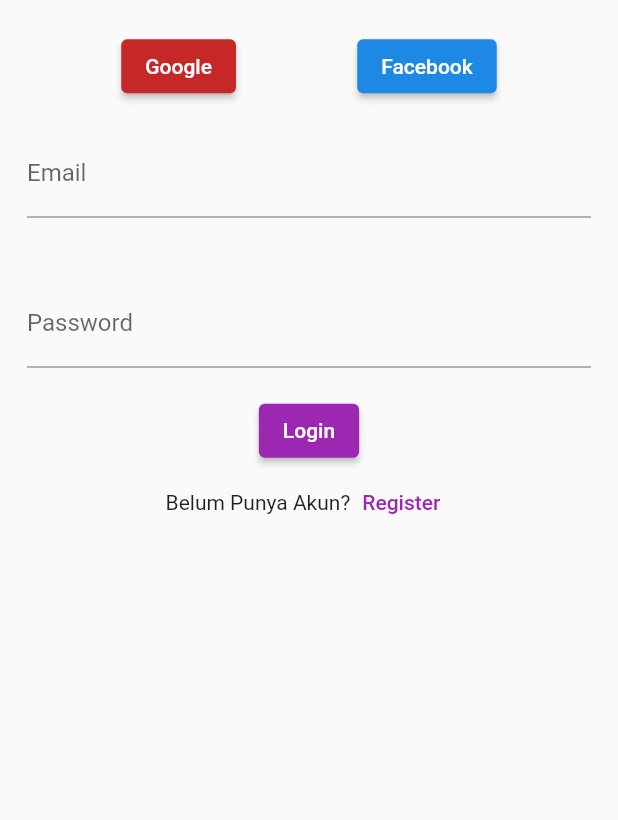
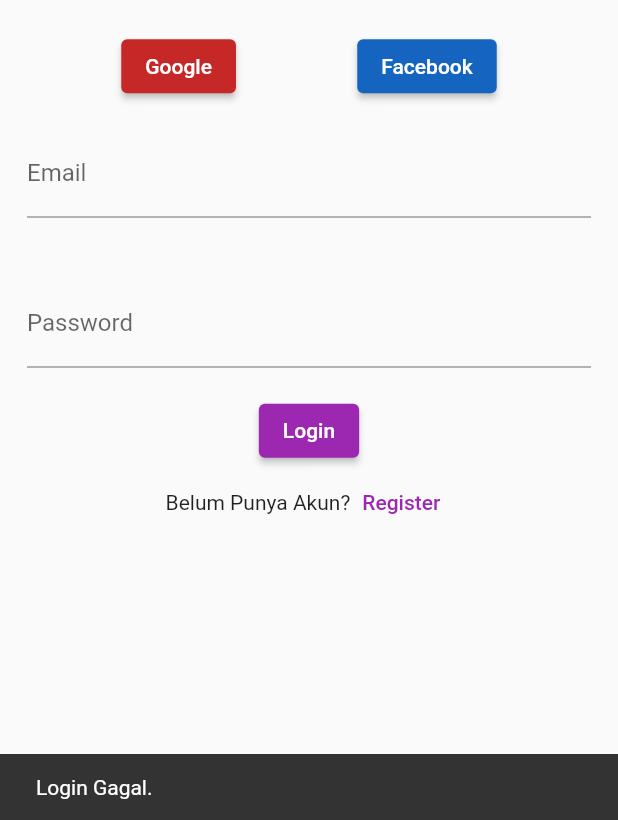
Before and after one commit to Azlan-saja/5simic1-mobile1-2023, a Flutter app: the screen it shows after launch, after a tap on "Login", on a phone screen of 412 x 824 dp, the part 416-1236 px from its top. Run offline on Flutter 3.47's test engine with Material 2 defaults, Android fonts, the phone set to English and light mode, and no system bars.

Commit message:
State Manajemen Login

```diff
--- a/lib/login.dart
+++ b/lib/login.dart
@@ -1,7 +1,18 @@
+import 'package:aplikasi_5simic1/home.dart';
 import 'package:flutter/material.dart';
 
-class MyLogin extends StatelessWidget {
+// a) Ubah menjadi StatefulWidget
+class MyLogin extends StatefulWidget {
   const MyLogin({super.key});
+
+  @override
+  State<MyLogin> createState() => _MyLoginState();
+}
+
+class _MyLoginState extends State<MyLogin> {
+  // b) Buat variabel baru menggunakan TextEditingController()
+  final vEmail = TextEditingController();
+  final vPassword = TextEditingController();
 
   @override
   Widget build(BuildContext context) {
@@ -30,35 +41,60 @@
                 ),
                 ElevatedButton(
                   style: ElevatedButton.styleFrom(
-                    backgroundColor: Colors.blue[600],
+                    backgroundColor: Colors.blue[800],
                   ),
                   onPressed: () {},
                   child: const Text('Facebook'),
                 )
               ],
             ),
-            const Padding(
-              padding: EdgeInsets.all(18),
+            Padding(
+              padding: const EdgeInsets.all(18),
               child: TextField(
-                decoration: InputDecoration(
+                // c) Sandingkan variabel vEmail
+                //    dengan inputan email
+                //    menggunakan atribut controller
+                controller: vEmail,
+                keyboardType: TextInputType.emailAddress,
+                decoration: const InputDecoration(
                   labelText: 'Email',
                   border: UnderlineInputBorder(),
                 ),
               ),
             ),
             const SizedBox(height: 5),
-            const Padding(
-              padding: EdgeInsets.all(18),
+            Padding(
+              padding: const EdgeInsets.all(18),
               child: TextField(
+                // c) Sandingkan variabel vPassword
+                //    dengan inputan password
+                //    menggunakan atribut controller
+                controller: vPassword,
                 obscureText: true,
-                decoration: InputDecoration(
+                decoration: const InputDecoration(
                   labelText: 'Password',
                   border: UnderlineInputBorder(),
                 ),
               ),
             ),
             ElevatedButton(
-              onPressed: () {},
+              onPressed: () {
+                // d) Kondisikan state/data vEmail dan vPassword
+                if (vEmail.text == 'a@g.c' && vPassword.text == '123') {
+                  // Login Berhasil
+                  // Navigasi
+                  Navigator.pushReplacement(
+                    context,
+                    MaterialPageRoute(
+                      builder: (context) => const MyDashboard(),
+                    ),
+                  );
+                } else {
+                  // Login Gagal
+                  const pesan = SnackBar(content: Text('Login Gagal.'));
+                  ScaffoldMessenger.of(context).showSnackBar(pesan);
+                }
+              },
               child: const Text('Login'),
             ),
             Row(mainAxisAlignment: MainAxisAlignment.center, children: [
```
